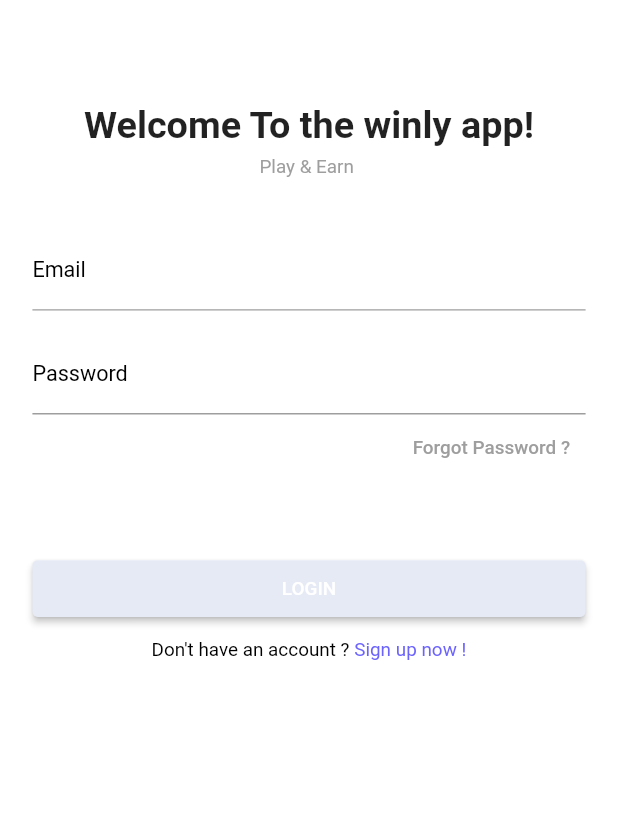
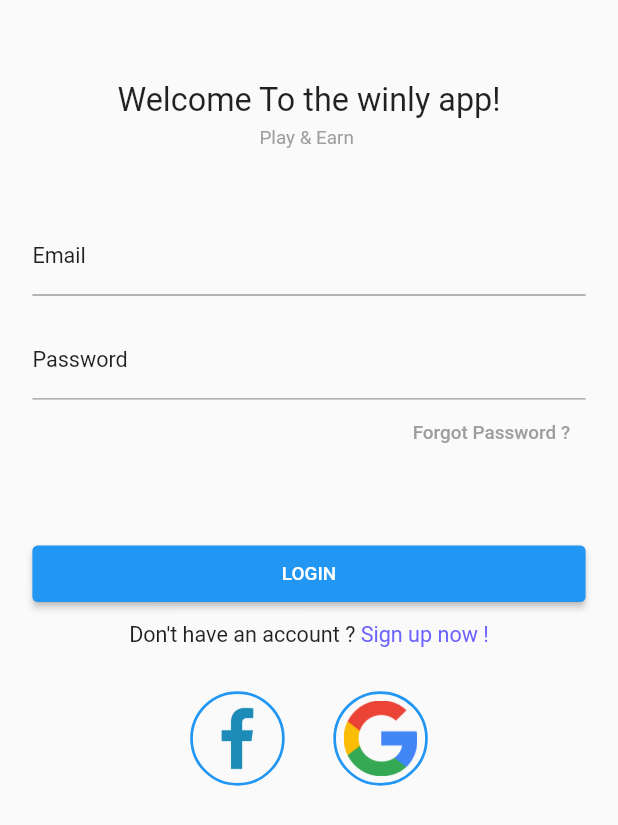
Before and after one commit to mazharulsabbir/winly, a Flutter app: the SignInScreen screen opened directly, on a phone screen of 412 x 824 dp. Shown: the top 825 px of the screen. Run offline on Flutter 3.47's test engine with Material 2 defaults, Android fonts, the phone set to English and light mode, and no system bars; drawn by our look-alikes of loading_overlay; our stand-ins replace dio, flutter_phosphor_icons, form_field_validator, get, get_storage, responsive_framework; accounts and stored records are empty.

Commit message:
social login buttons added

```diff
--- a/lib/globals/configs/constans.dart
+++ b/lib/globals/configs/constans.dart
@@ -10,3 +10,8 @@ class IntroImages {
   static const referToOthers =
       'https://drive.google.com/file/d/1AKuZciR_K9wyF9af89vYbMwoWz9LF9Nd/view?usp=sharing';
 }
+
+class Images {
+  static const facebookLogo = 'assets/facebook_logo.png';
+  static const googlelogo = 'assets/google_logo.png';
+}
--- a/lib/main.dart
+++ b/lib/main.dart
@@ -4,7 +4,9 @@ import 'package:get_storage/get_storage.dart';
 import 'package:responsive_framework/responsive_framework.dart';
 import 'package:responsive_framework/responsive_wrapper.dart';
 import 'package:winly/globals/configs/themes.dart';
+import 'package:winly/pages/login/login_screen.dart';
 import 'package:winly/pages/onboard_screem/onboard_screen.dart';
+import 'package:winly/pages/root_screen/root_screen.dart';
 import 'globals/bindings.dart';
 import 'globals/configs/constans.dart';
 
@@ -21,7 +23,7 @@ class MyApp extends StatelessWidget {
     return GetMaterialApp(
       title: APP_NAME,
       debugShowCheckedModeBanner: false,
-      home: const OnBoardScreen(),
+      home: const SignInScreen(),
       initialBinding: GlobalBindings(),
       theme: MyAppThemes.lightTheme,
       darkTheme: MyAppThemes.darkTheme,
--- a/lib/pages/login/login_screen.dart
+++ b/lib/pages/login/login_screen.dart
@@ -2,6 +2,7 @@ import 'package:flutter/material.dart';
 import 'package:form_field_validator/form_field_validator.dart';
 
 import 'package:winly/globals/configs/colors.dart';
+import 'package:winly/globals/configs/constans.dart';
 import 'package:winly/helpers/text_field_helpers.dart';
 import 'package:winly/widgets/common_loading_overly.dart';
 import 'package:winly/widgets/custom_button_sizer.dart';
@@ -34,13 +35,10 @@ class _SignInScreenState extends State<SignInScreen> {
 
   Widget _signInText() {
     return Column(
-      children: const [
+      children: [
         Text(
           "Welcome To the winly app!",
-          style: TextStyle(
-            fontSize: 28,
-            fontWeight: FontWeight.bold,
-          ),
+          style: Theme.of(context).textTheme.headline5,
         ),
         SizedBox(
           height: 6,
@@ -74,7 +72,7 @@ class _SignInScreenState extends State<SignInScreen> {
             decoration: TextFieldHelpers.decoration(
               label: 'Email',
               hint: "yourname@example.com",
-            ),
+            ).copyWith(labelStyle: Theme.of(context).textTheme.subtitle1),
             validator: emailValidator,
             onSaved: (value) => email = value!,
           ),
@@ -82,7 +80,8 @@ class _SignInScreenState extends State<SignInScreen> {
             height: 18,
           ),
           TextFormField(
-            decoration: TextFieldHelpers.decoration(label: 'Password'),
+            decoration: TextFieldHelpers.decoration(label: 'Password')
+                .copyWith(labelStyle: Theme.of(context).textTheme.subtitle1),
             obscureText: true,
             validator: passwordValidator,
             onSaved: (value) => password = value!,
@@ -103,6 +102,40 @@ class _SignInScreenState extends State<SignInScreen> {
     );
   }
 
+  Widget _socialButtons() {
+    return Row(
+      mainAxisAlignment: MainAxisAlignment.center,
+      children: [
+        TextButton(
+          onPressed: () {},
+          child: Container(
+              height: 70,
+              width: 70,
+              padding: const EdgeInsets.all(5),
+              child: Image.asset(Images.facebookLogo),
+              decoration: BoxDecoration(
+                border: Border.all(color: Colors.blue, width: 2),
+                shape: BoxShape.circle,
+              )),
+        ),
+        const SizedBox(
+          width: 20,
+        ),
+        TextButton(
+            onPressed: () {},
+            child: Container(
+                height: 70,
+                width: 70,
+                padding: const EdgeInsets.all(5),
+                child: Image.asset(Images.googlelogo),
+                decoration: BoxDecoration(
+                  border: Border.all(color: Colors.blue, width: 2),
+                  shape: BoxShape.circle,
+                )))
+      ],
+    );
+  }
+
   Widget _bottomPart() {
     return Column(
       crossAxisAlignment: CrossAxisAlignment.center,
@@ -110,18 +143,16 @@ class _SignInScreenState extends State<SignInScreen> {
       children: [
         CommonButtonSizer(
           child: ElevatedButton(
-            style: ElevatedButton.styleFrom(
-              primary: Paints.backGroundColor,
-            ),
             onPressed: _submit,
             child: const Text("LOGIN"),
           ),
         ),
         TextButton(
           child: RichText(
-            text: const TextSpan(
+            text: TextSpan(
               text: "Don't have an account ? ",
-              children: [
+              style: Theme.of(context).textTheme.subtitle1,
+              children: const [
                 TextSpan(
                   text: "Sign up now !",
                   style: TextStyle(
@@ -129,9 +160,6 @@ class _SignInScreenState extends State<SignInScreen> {
                   ),
                 ),
               ],
-              style: TextStyle(
-                color: Colors.black,
-              ),
             ),
           ),
           onPressed: () {},
@@ -145,13 +173,9 @@ class _SignInScreenState extends State<SignInScreen> {
     return CommonLoadingOverlay(
       loading: _loading,
       child: Scaffold(
-        backgroundColor: Colors.white,
-        appBar: AppBar(
-          backgroundColor: Colors.white,
-          elevation: 0,
-        ),
         body: Padding(
           padding: const EdgeInsets.symmetric(horizontal: 24.0),
+          child: SafeArea(
             child: SingleChildScrollView(
               child: Column(
                 mainAxisAlignment: MainAxisAlignment.start,
@@ -159,18 +183,24 @@ class _SignInScreenState extends State<SignInScreen> {
                 children: [
                   // CommonLogo(),
                   const SizedBox(
-                  height: 20,
+                    height: 60,
                   ),
                   _signInText(),
                   const SizedBox(
-                  height: 40,
+                    height: 50,
                   ),
                   _formBox(),
                   const SizedBox(
                     height: 60,
                   ),
-                _bottomPart()
+
+                  _bottomPart(),
+                  const SizedBox(
+                    height: 10,
+                  ),
+                  _socialButtons(),
                 ],
+              ),
             ),
           ),
         ),
--- a/pubspec.yaml
+++ b/pubspec.yaml
@@ -72,8 +72,8 @@ flutter:
   uses-material-design: true
 
   # To add assets to your application, add an assets section, like this:
-  # assets:
-  #   - images/a_dot_burr.jpeg
+  assets:
+    - assets/
   #   - images/a_dot_ham.jpeg
 
   # An image asset can refer to one or more resolution-specific "variants", see
```
Also changed, not shown: assets/facebook_logo.png (added), assets/google_logo.png (added), lib/pages/signup/signup_screen.dart (added). Lines whose indentation alone changed are shown as unchanged.
